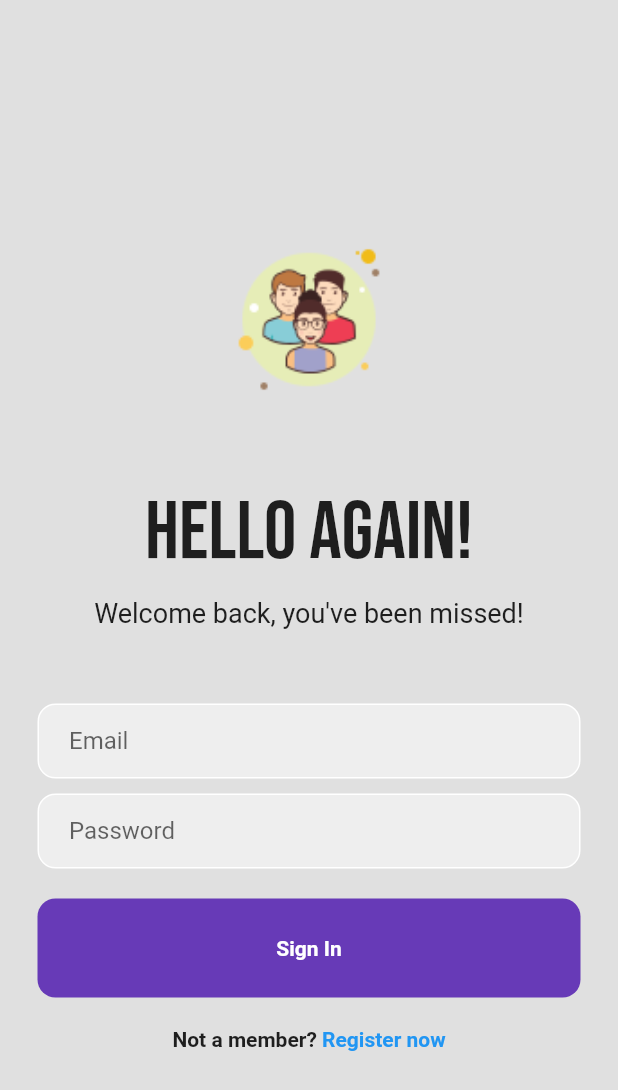
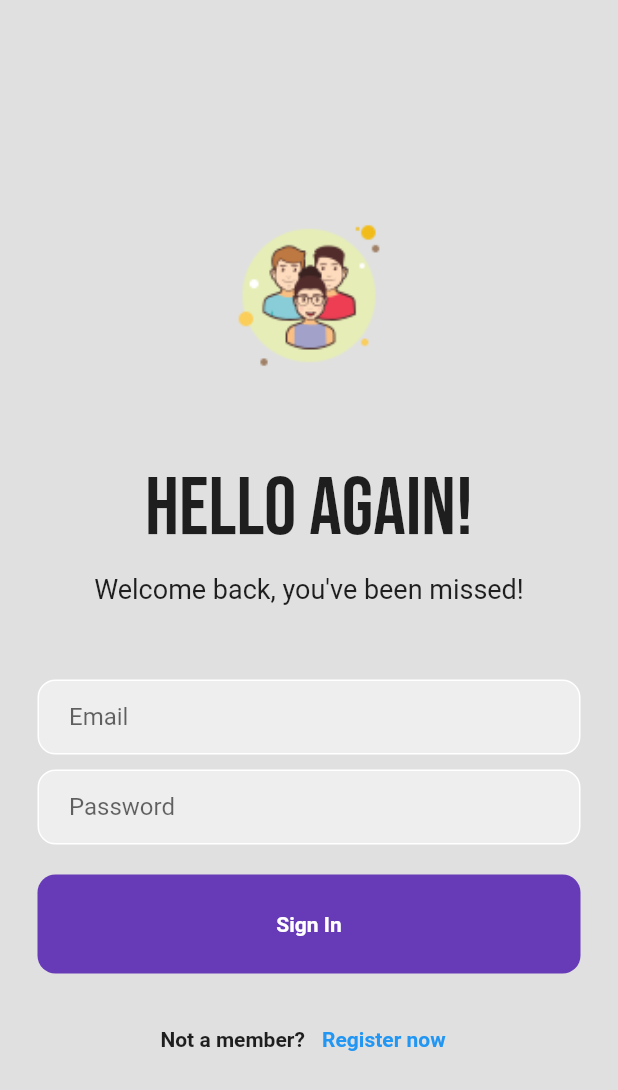
Before and after one commit to iZeroKim/Guest-Book-App, a Flutter app: the LoginPage screen opened directly, on a phone screen of 412 x 824 dp. Shown: the top 1090 px of the screen. Run offline on Flutter 3.47's test engine with Material 2 defaults, Android fonts, the phone set to English and light mode, and no system bars; our stand-ins replace firebase_auth, firebase_core, google_fonts; accounts and stored records are empty.

Commit message:
Change register and login page text links into navigation textbutton

```diff
--- a/lib/views/auth/login_page.dart
+++ b/lib/views/auth/login_page.dart
@@ -1,5 +1,6 @@
 import 'package:flutter/material.dart';
 import 'package:google_fonts/google_fonts.dart';
+import 'register_page.dart';
 
 class LoginPage extends StatefulWidget {
   const LoginPage({Key? key}) : super(key: key);
@@ -113,14 +114,20 @@ class _LoginPageState extends State<LoginPage> {
             ),
             Row(
               mainAxisAlignment: MainAxisAlignment.center,
-              children: const [
+              children: [
                 Text("Not a member?",
                     style: TextStyle(fontWeight: FontWeight.bold)),
-                Text(
-                  " Register now",
-                  style: TextStyle(
-                      fontWeight: FontWeight.bold, color: Colors.blue),
-                )
+                TextButton(
+                  child:Text(
+                    " Register now",
+                    style: TextStyle(
+                        fontWeight: FontWeight.bold, color: Colors.blue),
+                  ),
+                  onPressed: () {
+                    Navigator.of(context).push(MaterialPageRoute(builder: (context) => RegisterPage()));
+                  },
+
+                ),
               ],
             )
           ]),
```
Also changed, not shown: lib/views/auth/register_page.dart (+14 -6 lines), lib/views/home/main.dart (+4 -3 lines).
